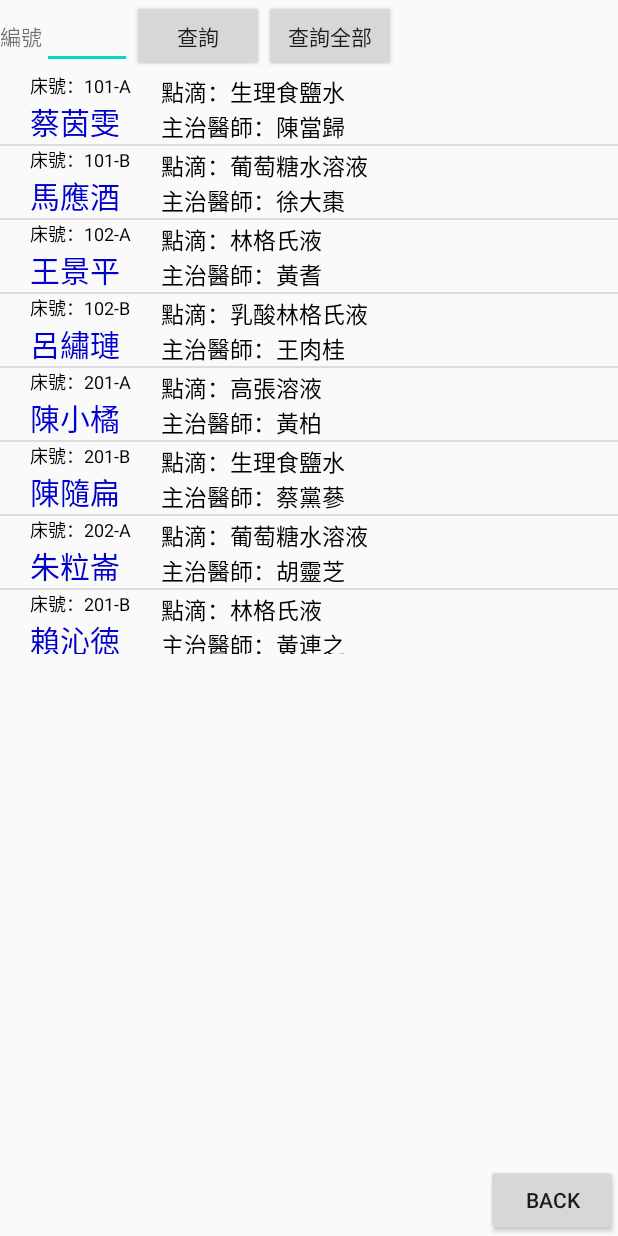
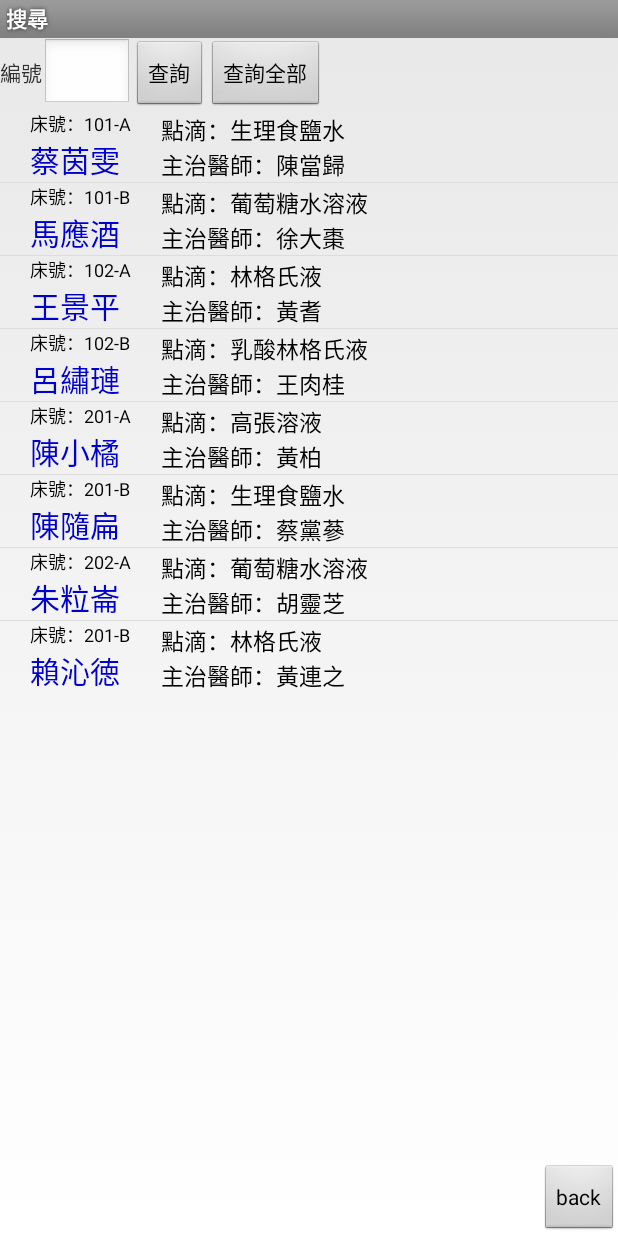
Before and after one commit to cathy910196/bit_demo_android, an Android app: the search_activity screen opened directly, with no data from a screen before it, after a tap on "查詢全部", on a phone screen of 412 x 824 dp. Run offline under Robolectric (Android 15) with nearby library versions, the phone set to English and light mode, and no system bars.

Commit message:
fix some bugs

```diff
--- a/app/src/main/java/com/kouxuan/bit_demo_android/bluetoothchat/BluetoothChatFragment.java
+++ b/app/src/main/java/com/kouxuan/bit_demo_android/bluetoothchat/BluetoothChatFragment.java
@@ -85,6 +85,7 @@ public class BluetoothChatFragment extends Fragment {
     @Override
     public void onCreate(Bundle savedInstanceState) {
         super.onCreate(savedInstanceState);
+        Log.d("logtest", "onCreate BluetoothChatFragment");
         setHasOptionsMenu(true);
         // Get local Bluetooth adapter
         mBluetoothAdapter = BluetoothAdapter.getDefaultAdapter();
@@ -403,6 +404,7 @@ public class BluetoothChatFragment extends Fragment {
 
     @Override
     public void onCreateOptionsMenu(Menu menu, MenuInflater inflater) {
+        Log.d("logtest", "onCreateOptionsMenu init menu");
         inflater.inflate(R.menu.bluetooth_chat, menu);
     }
 
--- a/app/src/main/java/com/kouxuan/bit_demo_android/bluetoothchat/MainActivity.java
+++ b/app/src/main/java/com/kouxuan/bit_demo_android/bluetoothchat/MainActivity.java
@@ -60,12 +60,6 @@ public class MainActivity extends SampleActivityBase {
     }
 
     @Override
-    public boolean onCreateOptionsMenu(Menu menu) {
-        getMenuInflater().inflate(R.menu.main, menu);
-        return true;
-    }
-
-    @Override
     public boolean onPrepareOptionsMenu(Menu menu) {
         MenuItem logToggle = menu.findItem(R.id.menu_toggle_log);
         logToggle.setVisible(findViewById(R.id.sample_output) instanceof ViewAnimator);
--- a/app/src/main/java/com/kouxuan/bit_demo_android/main/history_activity.java
+++ b/app/src/main/java/com/kouxuan/bit_demo_android/main/history_activity.java
@@ -17,7 +17,10 @@ import android.widget.SimpleCursorAdapter;
 import android.widget.Toast;
 
 import com.kouxuan.bit_demo_android.R;
+import com.kouxuan.bit_demo_android.bluetoothchat.BluetoothChatFragment;
 import com.kouxuan.bit_demo_android.common.logger.Log;
+
+import androidx.fragment.app.FragmentTransaction;
 
 /**
  * Created by KouxuanNB on 2016/8/29.
--- a/app/src/main/java/com/kouxuan/bit_demo_android/main/search_activity.java
+++ b/app/src/main/java/com/kouxuan/bit_demo_android/main/search_activity.java
@@ -78,12 +78,6 @@ public class search_activity extends SampleActivityBase {
             finish();
         }
     };
-
-    @Override
-    public boolean onCreateOptionsMenu(Menu menu) {
-        getMenuInflater().inflate(R.menu.main, menu);
-        return true;
-    }
 
     @Override
     public boolean onPrepareOptionsMenu(Menu menu) {
--- a/app/src/main/res/menu/bluetooth_chat.xml
+++ b/app/src/main/res/menu/bluetooth_chat.xml
@@ -13,22 +13,23 @@
      See the License for the specific language governing permissions and
      limitations under the License.
 -->
-<menu xmlns:android="http://schemas.android.com/apk/res/android">
+<menu xmlns:app="http://schemas.android.com/apk/res-auto"
+    xmlns:android="http://schemas.android.com/apk/res/android">
 
     <item
         android:id="@+id/secure_connect_scan"
         android:icon="@drawable/ic_action_device_access_bluetooth_searching"
-        android:showAsAction="ifRoom"
-        android:title="@string/secure_connect"/>
+        android:title="@string/secure_connect"
+        app:showAsAction="ifRoom" />
 
     <item
         android:id="@+id/insecure_connect_scan"
-        android:showAsAction="never"
-        android:title="@string/insecure_connect"/>
+        android:title="@string/insecure_connect"
+        app:showAsAction="never" />
 
     <item
         android:id="@+id/discoverable"
-        android:showAsAction="never"
-        android:title="@string/discoverable"/>
+        android:title="@string/discoverable"
+        app:showAsAction="never" />
 
 </menu>
--- a/app/src/main/res/values/styles.xml
+++ b/app/src/main/res/values/styles.xml
@@ -1,11 +1,7 @@
 <resources>
     <!-- Base application theme. -->
-    <style name="AppTheme" parent="Theme.AppCompat.Light.DarkActionBar">
-        <!-- Customize your theme here. -->
-        <item name="colorPrimary">@color/colorPrimary</item>
-        <item name="colorPrimaryDark">@color/colorPrimaryDark</item>
-        <item name="colorAccent">@color/colorAccent</item>
-    </style>
+    <style name="AppTheme" parent="Theme.Sample" />
+
     <style name="Theme.Base" parent="android:Theme.Light" />
 
     <style name="Theme.Sample" parent="Theme.Base" />
```
Also changed, not shown: app/src/main/java/com/kouxuan/bit_demo_android/main/alarm_activity.java (+0 -7 lines), app/src/main/res/values/dimen.xml (+10 -4 lines).
